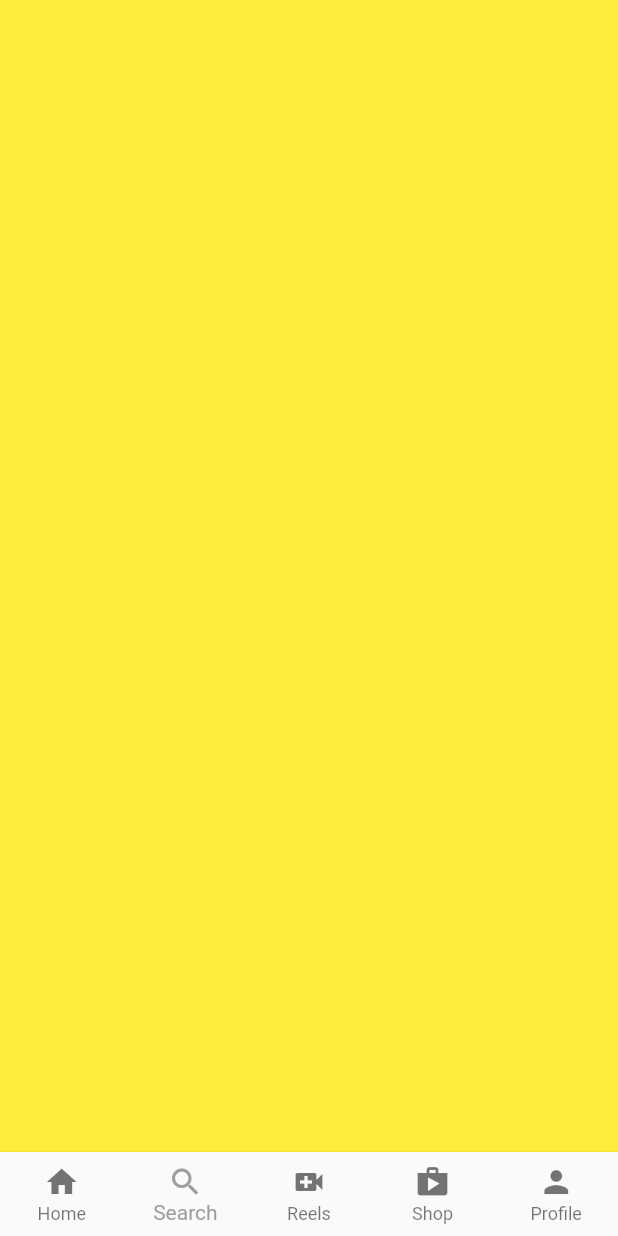
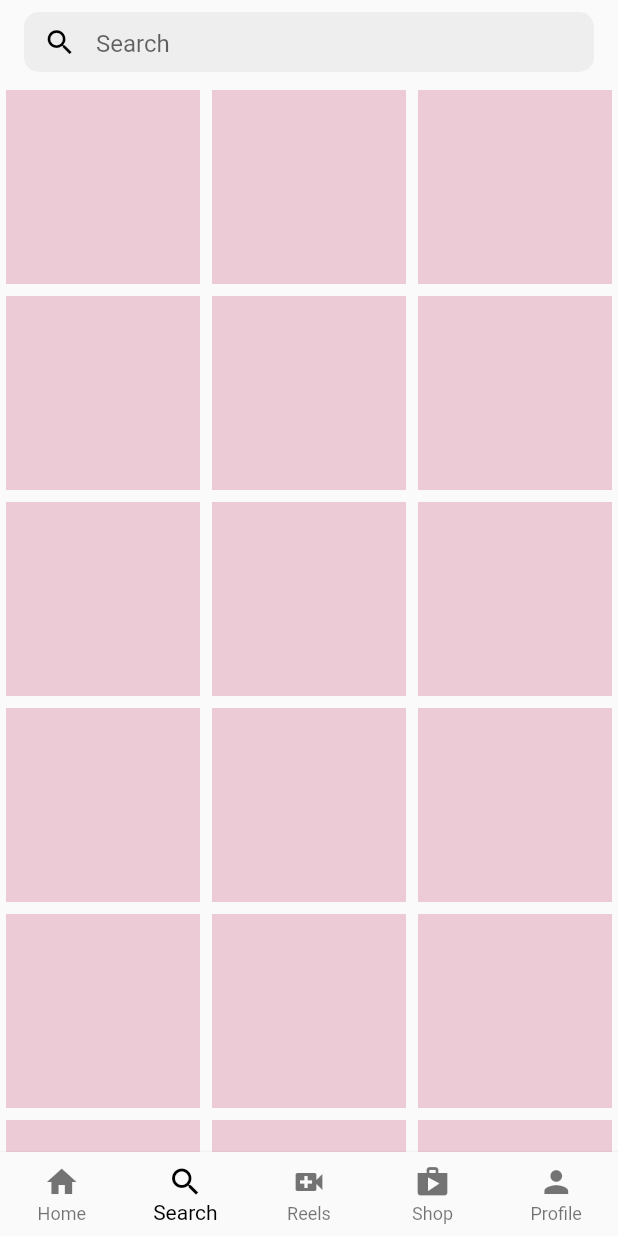
Before and after one commit to ontu001/Instagram_clone, a Flutter app: the screen it shows after launch, item 2 of the bottom bar chosen, on a phone screen of 412 x 824 dp. Run offline on Flutter 3.47's test engine with Material 2 defaults, Android fonts, the phone set to English and light mode, and no system bars.

Commit message:
search page initially done

```diff
--- a/lib/screens/homepage.dart
+++ b/lib/screens/homepage.dart
@@ -33,6 +33,8 @@ class HomePageState extends State<HomePage> {
 
       //Bottom NAvigation bar
       bottomNavigationBar: BottomNavigationBar(
+          selectedItemColor: Colors.black,
+          selectedLabelStyle: TextStyle(color: Colors.black),
           type: BottomNavigationBarType.fixed,
           elevation: 2,
           currentIndex: _selectedIndex,
--- a/lib/screens/ui/search.dart
+++ b/lib/screens/ui/search.dart
@@ -1,11 +1,35 @@
 import 'package:flutter/material.dart';
 import 'package:flutter/widgets.dart';
+
+import '../../widgets/search_grid.dart';
 
 class Search extends StatelessWidget {
   @override
   Widget build(BuildContext context) {
     return Scaffold(
-      backgroundColor: Colors.yellow,
+      //appbar
+      appBar: AppBar(
+        backgroundColor: Colors.transparent,
+        elevation: 0,
+        title: Container(
+          height: 40,
+          decoration: BoxDecoration(
+              color: Colors.grey.shade200,
+              borderRadius: BorderRadius.circular(10)),
+          child: TextField(
+            decoration: InputDecoration(
+                border: InputBorder.none,
+                hintText: 'Search',
+                prefixIcon: Icon(
+                  Icons.search,
+                  color: Colors.black,
+                  size: 22,
+                )),
+          ),
+        ),
+      ),
+
+      body: SearchGrid(),
     );
   }
 }
--- /dev/null
+++ b/lib/widgets/search_grid.dart
@@ -0,0 +1,17 @@
+import 'package:flutter/material.dart';
+
+class SearchGrid extends StatelessWidget {
+  @override
+  Widget build(BuildContext context) {
+    return GridView.builder(
+        itemCount: 20,
+        gridDelegate:
+            SliverGridDelegateWithFixedCrossAxisCount(crossAxisCount: 3),
+        itemBuilder: (context, index) {
+          return Container(
+              margin: EdgeInsets.all(4.0),
+            color: Color.fromARGB(255, 236, 202, 214),
+          );
+        });
+  }
+}
```
Also changed, not shown: lib/screens/ui/home.dart (+13 -4 lines).
